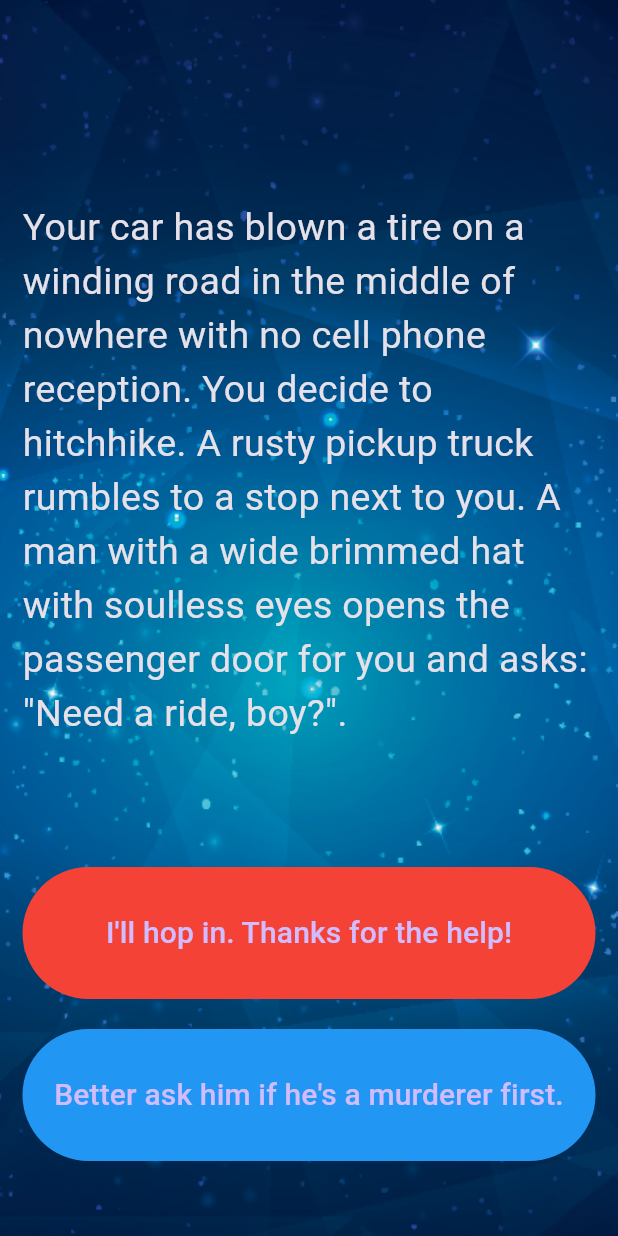
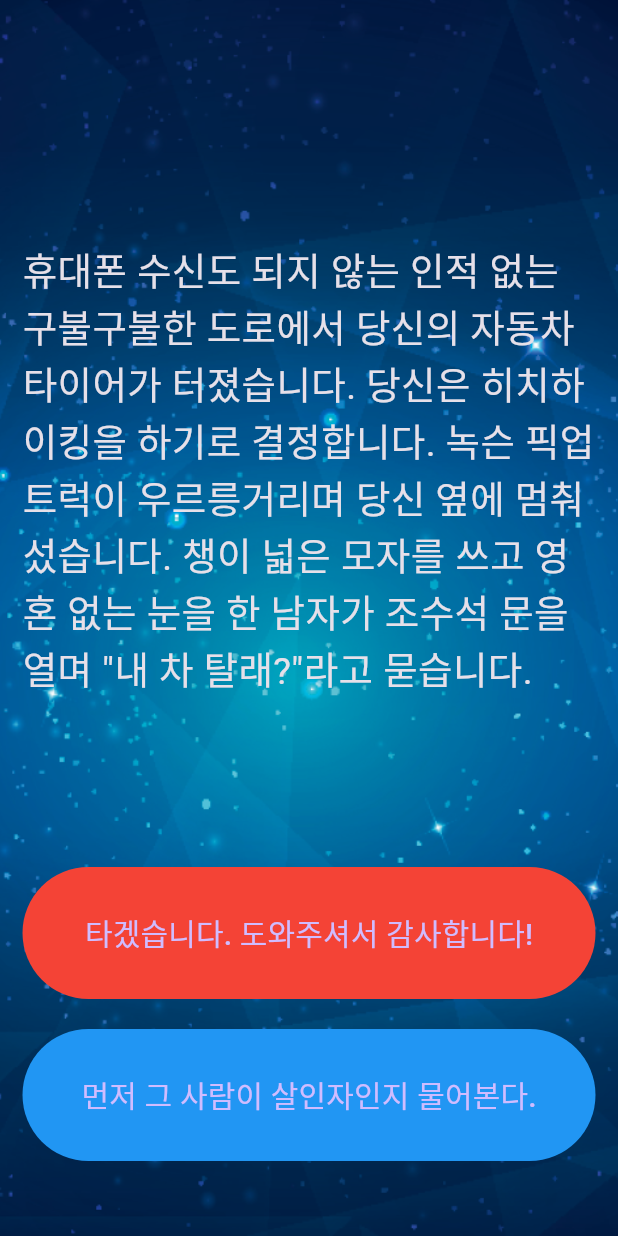
Before and after one commit to hdh6683/destini, a Flutter app: the screen it shows after launch, on a phone screen of 412 x 824 dp. Run offline on Flutter 3.47's test engine with Material 3 defaults, Android fonts, the phone set to English and light mode, and no system bars.

Commit message:
한글 텍스트 적용

```diff
--- a/lib/story_brain.dart
+++ b/lib/story_brain.dart
@@ -8,32 +8,32 @@ class StoryBrain {
   List<Story> _storyData = [
     Story(
         storyTitle:
-            'Your car has blown a tire on a winding road in the middle of nowhere with no cell phone reception. You decide to hitchhike. A rusty pickup truck rumbles to a stop next to you. A man with a wide brimmed hat with soulless eyes opens the passenger door for you and asks: "Need a ride, boy?".',
-        choice1: 'I\'ll hop in. Thanks for the help!',
-        choice2: 'Better ask him if he\'s a murderer first.'),
+            '휴대폰 수신도 되지 않는 인적 없는 구불구불한 도로에서 당신의 자동차 타이어가 터졌습니다. 당신은 히치하이킹을 하기로 결정합니다. 녹슨 픽업트럭이 우르릉거리며 당신 옆에 멈춰 섰습니다. 챙이 넓은 모자를 쓰고 영혼 없는 눈을 한 남자가 조수석 문을 열며 "내 차 탈래?"라고 묻습니다.',
+        choice1: '타겠습니다. 도와주셔서 감사합니다!',
+        choice2: '먼저 그 사람이 살인자인지 물어본다.'),
     Story(
-        storyTitle: 'He nods slowly, unphased by the question.',
-        choice1: 'At least he\'s honest. I\'ll climb in.',
-        choice2: 'Wait, I know how to change a tire.'),
+        storyTitle: '그는 질문에도 흔들리지 않고 천천히 고개를 끄덕였다.',
+        choice1: '적어도 그 사람은 정직하다. 차를 타러 간다.',
+        choice2: '잠깐만요, 저는 타이어 교체하는 방법을 알고 있어요.'),
     Story(
         storyTitle:
-            'As you begin to drive, the stranger starts talking about his relationship with his mother. He gets angrier and angrier by the minute. He asks you to open the glovebox. Inside you find a bloody knife, two severed fingers, and a cassette tape of Elton John. He reaches for the glove box.',
-        choice1: 'I love Elton John! Hand him the cassette tape.',
-        choice2: 'It\'s him or me! You take the knife and stab him.'),
+            '운전을 시작하자 낯선 사람이 자신과 어머니의 관계에 대해 이야기하기 시작합니다. 그는 점점 더 화를 냅니다. 그는 글로브박스를 열어달라고 요청합니다. 그 안에는 피 묻은 칼, 잘린 손가락 두 개, 엘튼 존의 카세트 테이프가 있습니다. 그는 글러브 박스에 손을 뻗습니다.',
+        choice1: '나는 엘튼 존이 좋아! 그에게 카세트 테이프를 건네준다.',
+        choice2: '그 사람 아니면 나야! 당신은 칼을 들고 그를 찌른다.'),
     Story(
         storyTitle:
-            'What? Such a cop out! Did you know traffic accidents are the second leading cause of accidental death for most adult age groups?',
-        choice1: 'Restart',
+            '갑자기 도망치다니! 대부분의 성인 연령층에서 교통사고가 사망의 두 번째 원인이라는 사실을 알고 계셨습니까?',
+        choice1: '처음으로',
         choice2: ''),
     Story(
         storyTitle:
-            'As you smash through the guardrail and careen towards the jagged rocks below you reflect on the dubious wisdom of stabbing someone while they are driving a car you are in.',
-        choice1: 'Restart',
+            '가드레일을 부수고 아래의 날카로운 바위를 향해 돌진하며, 당신은 당신이 타고 있는 차를 운전하는 누군가를 찌르는 것이 얼마나 어리석은 일인지 생각해 봅니다.',
+        choice1: '처음으로',
         choice2: ''),
     Story(
         storyTitle:
-            'You bond with the murderer while crooning verses of "Can you feel the love tonight". He drops you off at the next town. Before you go he asks you if you know any good places to dump bodies. You reply: "Try the pier".',
-        choice1: 'Restart',
+            '당신은 "오늘 밤 사랑을 느낄 수 있나요"라는 구절을 부르며 살인자와 결속을 맺습니다. 그는 당신을 다음 마을에 내려줍니다. 당신이 가기 전에 그는 시체를 버릴 수 있는 좋은 장소를 아느냐고 묻습니다. 당신은 "부두에 가보세요"라고 답합니다.',
+        choice1: '처음으로',
         choice2: '')
   ];
 
```
